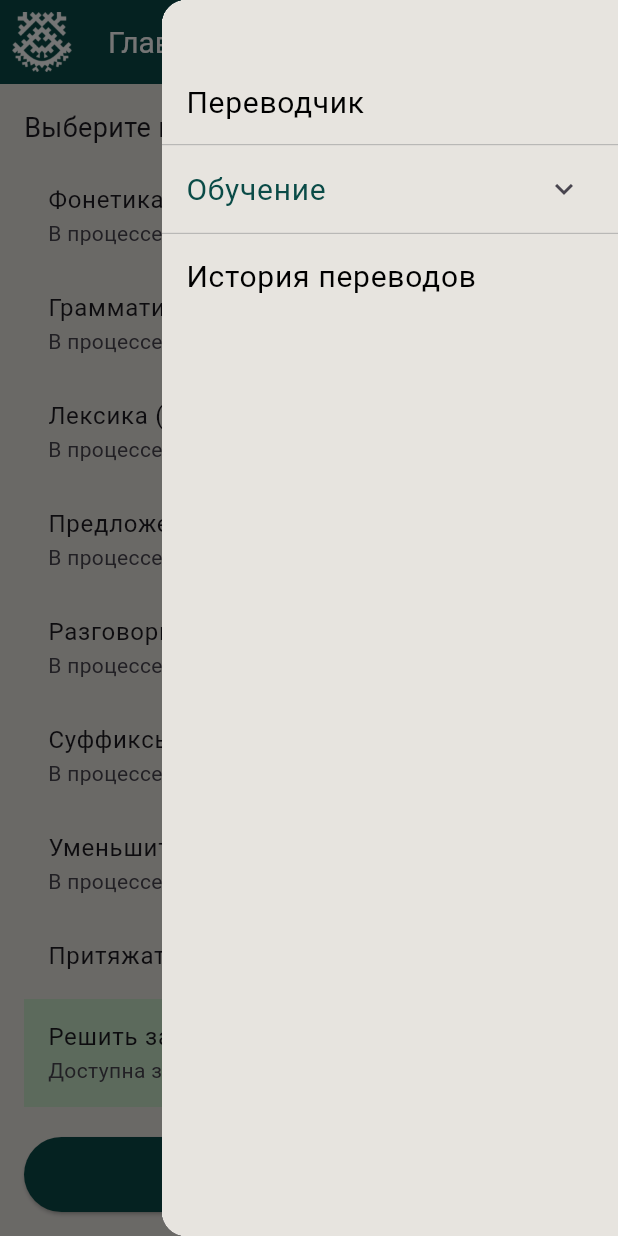
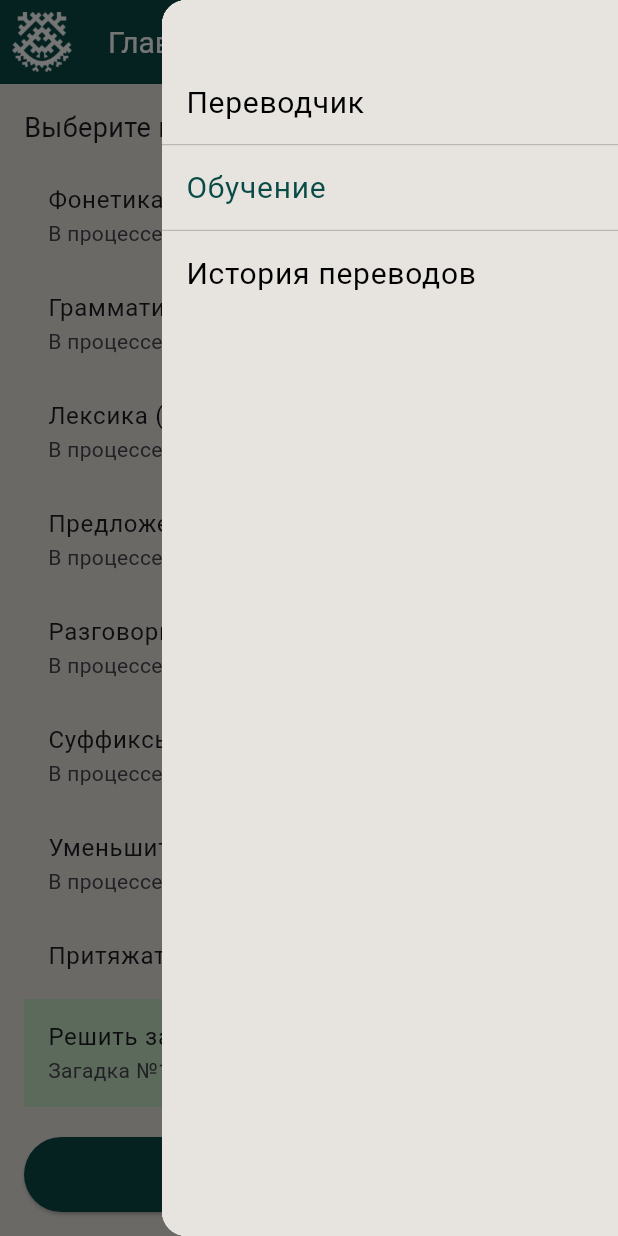
Before and after one commit to CatherineLine/MansiLearning, a Flutter app: the MainMenuPage screen opened directly, with the side drawer open, on a phone screen of 412 x 824 dp. Run offline on Flutter 3.47's test engine with Material 3 defaults, Android fonts, the phone set to English and light mode, and no system bars; our stand-ins replace file_picker, flutter_tts, just_audio, sembast, share_plus, shared_preferences and 1 more; missing offline and left inert: audio_session; accounts and stored records are empty.

```diff
--- a/lib/pages/main_menu_page.dart
+++ b/lib/pages/main_menu_page.dart
@@ -87,7 +87,7 @@ class MainMenuPage extends StatelessWidget {
           ],
         ),
       ),
-      endDrawer: const AppDrawer(activeSection: AppDrawerSection.learning),
+      endDrawer: const AppDrawer(activeSection: DrawerActiveSection.learning),
     );
   }
 
@@ -127,20 +127,27 @@ class MainMenuPage extends StatelessWidget {
         final solved = snapshot.data ?? 0;
         final nextRiddleNumber = solved + 1;
         final neededScore = nextRiddleNumber * 100;
+
+        return FutureBuilder<int>(
+          future: AppDatabase.instance.getUserTotalScore(1),
+          builder: (context, scoreSnapshot) {
+            final totalScore = scoreSnapshot.data ?? 0;
+
             return ListTile(
               tileColor: Colors.green[100],
               title: const Text('Решить загадку'),
-          subtitle: Text('Доступна загадка №$nextRiddleNumber'),
+              subtitle: Text('Загадка №$nextRiddleNumber (доступно при $neededScore очках)'),
               trailing: const Icon(Icons.arrow_forward),
               onTap: () async {
-            final totalScore = await AppDatabase.instance.getUserTotalScore(1);
                 if (totalScore >= neededScore) {
                   _openRiddlePage(context, solved);
                 } else {
                   ScaffoldMessenger.of(context).showSnackBar(
-                SnackBar(content: Text('Нужно ещё $neededScore очков')),
+                    SnackBar(content: Text('Нужно ещё ${neededScore - totalScore} очков (сейчас: $totalScore)')),
                   );
                 }
+              },
+            );
           },
         );
       },
--- a/lib/pages/translate_page.dart
+++ b/lib/pages/translate_page.dart
@@ -222,7 +222,7 @@ class _TranslatePageState extends State<TranslatePage> {
             ),
         ],
       ),
-      endDrawer: const AppDrawer(activeSection: AppDrawerSection.learning),
+      endDrawer: const AppDrawer(activeSection: DrawerActiveSection.translator),
     );
   }
 
--- a/lib/widgets/app_drawer.dart
+++ b/lib/widgets/app_drawer.dart
@@ -1,24 +1,19 @@
-// lib/widgets/app_drawer.dart
 import 'package:flutter/material.dart';
-import '../models/learning_entities.dart';
-import '../pages/module_levels_page.dart';
 import '../pages/translate_page.dart';
+import '../pages/main_menu_page.dart';
 import '../pages/translation_history_page.dart';
-import '../services/app_database.dart';
 
-enum AppDrawerSection { translator, learning, history }
+enum DrawerActiveSection { translator, learning, history }
 
 class AppDrawer extends StatelessWidget {
-  final AppDrawerSection activeSection;
-  final VoidCallback? onLearningExpanded;
+  final DrawerActiveSection activeSection;
 
   const AppDrawer({
     super.key,
     required this.activeSection,
-    this.onLearningExpanded,
   });
 
-  Color _getColorForSection(AppDrawerSection section) {
+  Color _getColor(DrawerActiveSection section) {
     return section == activeSection ? const Color(0xFF0A4B47) : Colors.black;
   }
 
@@ -31,60 +26,24 @@ class AppDrawer extends StatelessWidget {
         child: ListView(
           padding: EdgeInsets.zero,
           children: [
-            // Переводчик
             ListTile(
-              title: Text('Переводчик', style: TextStyle(fontSize: 20, color: _getColorForSection(AppDrawerSection.translator))),
+              title: Text('Переводчик', style: TextStyle(fontSize: 20, color: _getColor(DrawerActiveSection.translator))),
               onTap: () {
                 Navigator.pop(context);
                 Navigator.push(context, MaterialPageRoute(builder: (context) => const TranslatePage()));
               },
             ),
             const Divider(height: 1, thickness: 0.5, color: Colors.grey),
-
-            // Обучение (с раскрытием модулей)
-            ExpansionTile(
-              title: Text('Обучение', style: TextStyle(fontSize: 20, color: _getColorForSection(AppDrawerSection.learning))),
-              iconColor: _getColorForSection(AppDrawerSection.learning),
-              textColor: _getColorForSection(AppDrawerSection.learning),
-              onExpansionChanged: (expanded) {
-                if (expanded && onLearningExpanded != null) onLearningExpanded!();
+            ListTile(
+              title: Text('Обучение', style: TextStyle(fontSize: 20, color: _getColor(DrawerActiveSection.learning))),
+              onTap: () {
+                Navigator.pop(context);
+                Navigator.push(context, MaterialPageRoute(builder: (context) => MainMenuPage()));
               },
-              children: [
-                FutureBuilder<List<Module>>(
-                  future: AppDatabase.instance.getModules(),
-                  builder: (context, snapshot) {
-                    if (snapshot.connectionState == ConnectionState.waiting) {
-                      return const ListTile(title: Center(child: CircularProgressIndicator()));
-                    }
-                    if (snapshot.hasError) {
-                      return ListTile(title: Text('Ошибка: ${snapshot.error}', style: const TextStyle(color: Colors.red)));
-                    }
-                    final modules = snapshot.data ?? [];
-                    return Column(
-                      children: modules.map((module) => ListTile(
-                        title: Text(module.title, style: const TextStyle(fontSize: 16)),
-                        leading: const Icon(Icons.book, size: 18),
-                        onTap: () {
-                          if (module.id == null) return; // ✅ Защита от null
-                          Navigator.pop(context);
-                          Navigator.push(context, MaterialPageRoute(
-                            builder: (context) => ModuleLevelsPage(
-                              moduleId: module.id!, // ✅ Force unwrap после проверки
-                              moduleTitle: module.title,
-                            ),
-                          ));
-                        },
-                      )).toList(),
-                    );
-                  },
-                ),
-              ],
             ),
             const Divider(height: 1, thickness: 0.5, color: Colors.grey),
-
-            // История переводов
             ListTile(
-              title: Text('История переводов', style: TextStyle(fontSize: 20, color: _getColorForSection(AppDrawerSection.history))),
+              title: Text('История переводов', style: TextStyle(fontSize: 20, color: _getColor(DrawerActiveSection.history))),
               onTap: () {
                 Navigator.pop(context);
                 Navigator.push(context, MaterialPageRoute(builder: (context) => const TranslationHistoryPage()));
```
Also changed, not shown: lib/pages/translation_history_page.dart (+45 -12 lines), 1 other file. Lines whose indentation alone changed are shown as unchanged.
